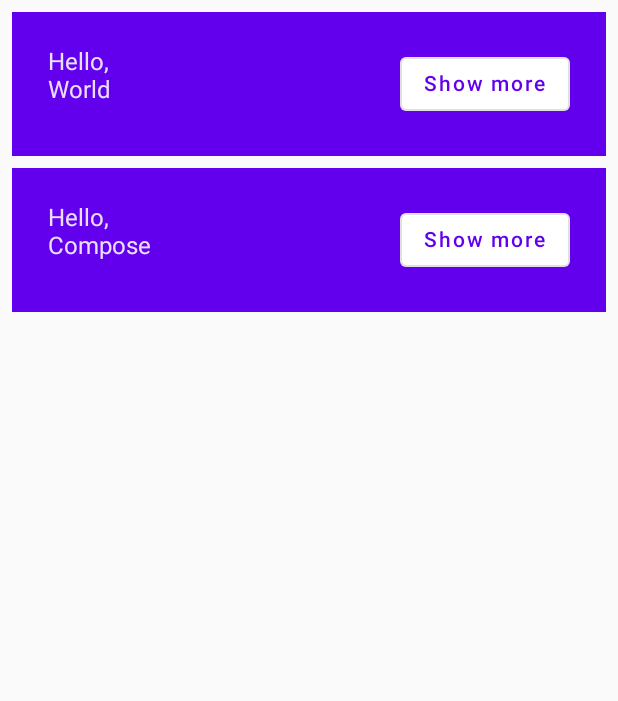
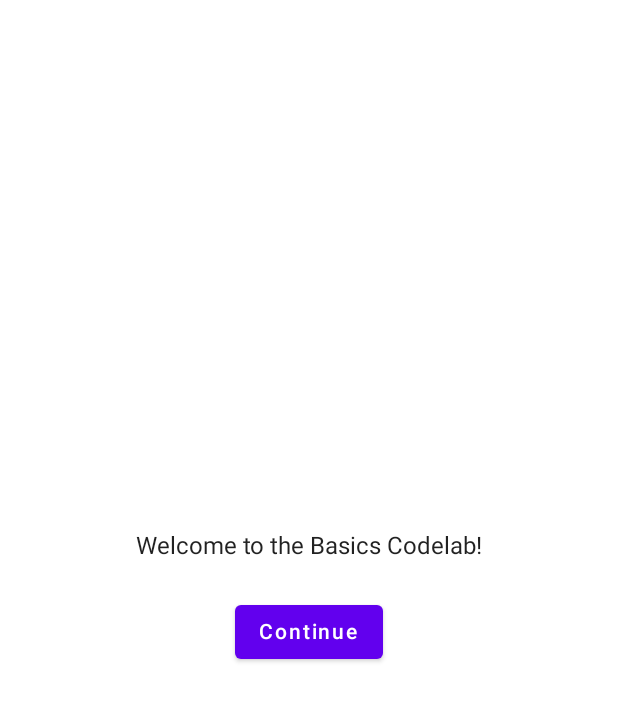
Before and after one commit to Enissay38/TutorialCompose, an Android app built with Jetpack Compose: the screen it shows after launch (MainActivity), on a phone screen of 412 x 824 dp. Shown: the top 701 px of the screen. Run offline under Robolectric (Android 15) with nearby library versions, the phone set to English and light mode, and no system bars.

Commit message:
add onContinueClicked: () -> Unit

```diff
--- a/app/src/main/java/com/example/listtuto/MainActivity.kt
+++ b/app/src/main/java/com/example/listtuto/MainActivity.kt
@@ -3,14 +3,10 @@ package com.example.listtuto
 import android.os.Bundle
 import androidx.activity.ComponentActivity
 import androidx.activity.compose.setContent
-import androidx.compose.foundation.layout.Column
-import androidx.compose.foundation.layout.Row
-import androidx.compose.foundation.layout.fillMaxWidth
-import androidx.compose.foundation.layout.padding
+import androidx.compose.foundation.layout.*
 import androidx.compose.material.*
-import androidx.compose.runtime.Composable
-import androidx.compose.runtime.mutableStateOf
-import androidx.compose.runtime.remember
+import androidx.compose.runtime.*
+import androidx.compose.ui.Alignment
 import androidx.compose.ui.Modifier
 import androidx.compose.ui.tooling.preview.Preview
 import androidx.compose.ui.unit.dp
@@ -28,7 +24,39 @@ class MainActivity : ComponentActivity() {
 }
 
 @Composable
-private fun MyApp(names: List<String> = listOf("World", "Compose")) {
+fun MyApp() {
+
+    var shouldShowOnboarding by remember { mutableStateOf(true) }
+
+    if (shouldShowOnboarding) {
+        OnboardingScreen(onContinueClicked = { shouldShowOnboarding = false })
+    } else {
+        Greetings()
+    }
+}
+
+@Composable
+fun OnboardingScreen(onContinueClicked: () -> Unit) {
+
+    Surface {
+        Column(
+            modifier = Modifier.fillMaxSize(),
+            verticalArrangement = Arrangement.Center,
+            horizontalAlignment = Alignment.CenterHorizontally
+        ) {
+            Text("Welcome to the Basics Codelab!")
+            Button(
+                modifier = Modifier.padding(vertical = 24.dp),
+                onClick = onContinueClicked
+            ) {
+                Text("Continue")
+            }
+        }
+    }
+}
+
+@Composable
+private fun Greetings(names: List<String> = listOf("World", "Compose")) {
     Column(modifier = Modifier.padding(vertical = 4.dp)) {
         for (name in names) {
             Greeting(name = name)
@@ -36,26 +64,39 @@ private fun MyApp(names: List<String> = listOf("World", "Compose")) {
     }
 }
 
+@Preview(showBackground = true, widthDp = 320, heightDp = 320)
+@Composable
+fun OnboardingPreview() {
+    ListTutoTheme {
+        OnboardingScreen(onContinueClicked = {})
+    }
+}
+
 @Composable
 private fun Greeting(name: String) {
-    var expended = remember { mutableStateOf(false) }
-    val extraPadding = if(expended.value) 48.dp else 0.dp
+
+    val expanded = remember { mutableStateOf(false) }
+
+    val extraPadding = if (expanded.value) 48.dp else 0.dp
+
     Surface(
         color = MaterialTheme.colors.primary,
-        modifier = Modifier.padding(horizontal = 8.dp, vertical = 4.dp)
+        modifier = Modifier.padding(vertical = 4.dp, horizontal = 8.dp)
     ) {
         Row(modifier = Modifier.padding(24.dp)) {
-            Column(
-                modifier = Modifier.weight(1f).padding(bottom = extraPadding)
+            Column(modifier = Modifier
+                .weight(1f)
+                .padding(bottom = extraPadding)
             ) {
-                Text(text = "Hello,")
+                Text(text = "Hello, ")
                 Text(text = name)
             }
-            OutlinedButton(onClick = { expended.value = !expended.value }) {
-                Text(if (expended.value) "Show less" else "Show more")
+            OutlinedButton(
+                onClick = { expanded.value = !expanded.value }
+            ) {
+                Text(if (expanded.value) "Show less" else "Show more")
             }
         }
-
     }
 }
 
@@ -63,6 +104,6 @@ private fun Greeting(name: String) {
 @Composable
 fun DefaultPreview() {
     ListTutoTheme {
-        MyApp()
+        Greetings()
     }
 }
```
